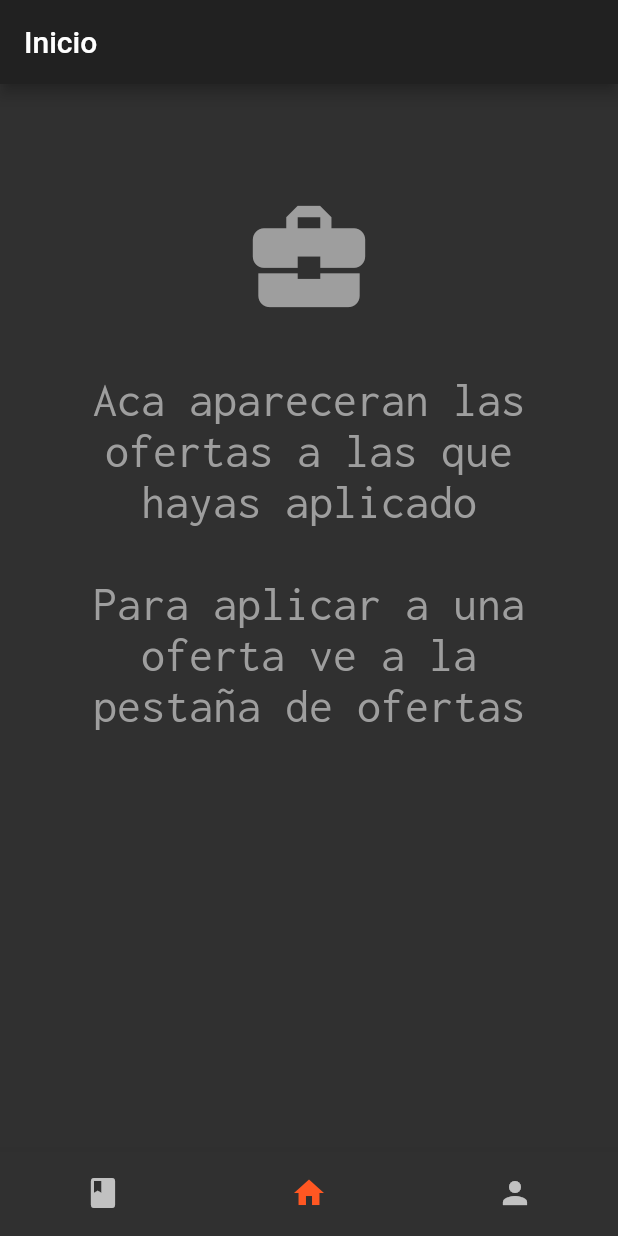
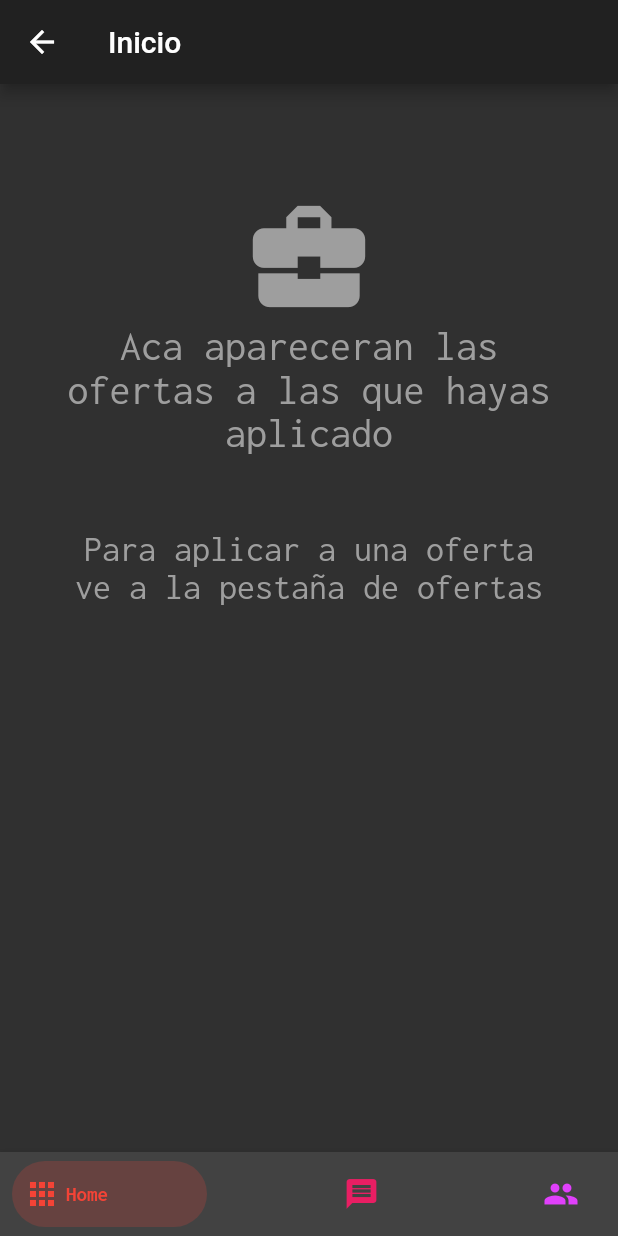
Before and after one commit to checholini/employement_app, a Flutter app: the screen it shows after launch, after a tap on "Login", on a phone screen of 412 x 824 dp. Run offline on Flutter 3.47's test engine with Material 2 defaults, Android fonts, the phone set to English and light mode, and no system bars; drawn by our look-alikes of bottom_navy_bar; our stand-ins replace google_fonts.

Commit message:
Added animations.

```diff
--- a/lib/main.dart
+++ b/lib/main.dart
@@ -1,3 +1,4 @@
+import 'package:employement_app/pages/ColorLoader3.dart';
 import 'package:employement_app/pages/Details.dart';
 import 'package:employement_app/pages/MainView.dart';
 import 'package:employement_app/pages/cvPage.dart';
@@ -18,7 +19,7 @@ class MyApp extends StatelessWidget {
     return MaterialApp(
       title: 'Employement app',
       theme: dark,
-      home: LoginPage(),
+      home: ColorLoader3(),
       routes: {
         '/detalles': (context) => Detail(),
         '/cv': (context) => CvPage(),
--- /dev/null
+++ b/lib/pages/ColorLoader3.dart
@@ -0,0 +1,221 @@
+import 'package:employement_app/pages/LoginPage.dart';
+import "package:flutter/material.dart";
+import 'dart:math';
+
+class ColorLoader3 extends StatefulWidget {
+  final double radius;
+  final double dotRadius;
+
+  ColorLoader3({this.radius = 30.0, this.dotRadius = 3.0});
+
+  @override
+  _ColorLoader3State createState() => _ColorLoader3State();
+}
+
+class _ColorLoader3State extends State<ColorLoader3>
+    with SingleTickerProviderStateMixin {
+  Animation<double> animation_rotation;
+  Animation<double> animation_radius_in;
+  Animation<double> animation_radius_out;
+  AnimationController controller;
+
+  double radius;
+  double dotRadius;
+
+  @override
+  void initState() {
+    super.initState();
+
+    radius = widget.radius;
+    dotRadius = widget.dotRadius;
+
+    print(dotRadius);
+
+    controller = AnimationController(
+        lowerBound: 0.0,
+        upperBound: 1.0,
+        duration: const Duration(milliseconds: 3000),
+        vsync: this);
+
+    animation_rotation = Tween(begin: 0.0, end: 1.0).animate(
+      CurvedAnimation(
+        parent: controller,
+        curve: Interval(0.0, 1.0, curve: Curves.linear),
+      ),
+    );
+
+    animation_radius_in = Tween(begin: 1.0, end: 0.0).animate(
+      CurvedAnimation(
+        parent: controller,
+        curve: Interval(0.75, 1.0, curve: Curves.elasticIn),
+      ),
+    );
+
+    animation_radius_out = Tween(begin: 0.0, end: 1.0).animate(
+      CurvedAnimation(
+        parent: controller,
+        curve: Interval(0.0, 0.25, curve: Curves.elasticOut),
+      ),
+    );
+
+    controller.addListener(() {
+      if (controller.isCompleted) {
+        Navigator.of(context).pop();
+        Navigator.of(context).push(
+          MaterialPageRoute(builder: (context) => LoginPage()),
+        );
+      }
+      setState(() {
+        if (controller.value >= 0.75 && controller.value <= 1.0)
+          radius = widget.radius * animation_radius_in.value;
+        else if (controller.value >= 0.0 && controller.value <= 0.25)
+          radius = widget.radius * animation_radius_out.value;
+      });
+    });
+
+    controller.addStatusListener((status) {
+      if (status == AnimationStatus.completed) {
+        Navigator.of(context).pop();
+        Navigator.of(context).push(
+          MaterialPageRoute(builder: (context) => LoginPage()),
+        );
+      }
+    });
+
+    controller.forward();
+  }
+
+  @override
+  Widget build(BuildContext context) {
+    return Container(
+      width: 100.0,
+      height: 100.0,
+      //color: Colors.black12,
+      child: new Center(
+        child: new RotationTransition(
+          turns: animation_rotation,
+          child: new Container(
+            //color: Colors.limeAccent,
+            child: new Center(
+              child: Stack(
+                children: <Widget>[
+                  new Transform.translate(
+                    offset: Offset(0.0, 0.0),
+                    child: Dot(
+                      radius: radius,
+                      color: Colors.black12,
+                    ),
+                  ),
+                  new Transform.translate(
+                    child: Dot(
+                      radius: dotRadius,
+                      color: Colors.amber,
+                    ),
+                    offset: Offset(
+                      radius * cos(0.0),
+                      radius * sin(0.0),
+                    ),
+                  ),
+                  new Transform.translate(
+                    child: Dot(
+                      radius: dotRadius,
+                      color: Colors.deepOrangeAccent,
+                    ),
+                    offset: Offset(
+                      radius * cos(0.0 + 1 * pi / 4),
+                      radius * sin(0.0 + 1 * pi / 4),
+                    ),
+                  ),
+                  new Transform.translate(
+                    child: Dot(
+                      radius: dotRadius,
+                      color: Colors.pinkAccent,
+                    ),
+                    offset: Offset(
+                      radius * cos(0.0 + 2 * pi / 4),
+                      radius * sin(0.0 + 2 * pi / 4),
+                    ),
+                  ),
+                  new Transform.translate(
+                    child: Dot(
+                      radius: dotRadius,
+                      color: Colors.purple,
+                    ),
+                    offset: Offset(
+                      radius * cos(0.0 + 3 * pi / 4),
+                      radius * sin(0.0 + 3 * pi / 4),
+                    ),
+                  ),
+                  new Transform.translate(
+                    child: Dot(
+                      radius: dotRadius,
+                      color: Colors.yellow,
+                    ),
+                    offset: Offset(
+                      radius * cos(0.0 + 4 * pi / 4),
+                      radius * sin(0.0 + 4 * pi / 4),
+                    ),
+                  ),
+                  new Transform.translate(
+                    child: Dot(
+                      radius: dotRadius,
+                      color: Colors.lightGreen,
+                    ),
+                    offset: Offset(
+                      radius * cos(0.0 + 5 * pi / 4),
+                      radius * sin(0.0 + 5 * pi / 4),
+                    ),
+                  ),
+                  new Transform.translate(
+                    child: Dot(
+                      radius: dotRadius,
+                      color: Colors.orangeAccent,
+                    ),
+                    offset: Offset(
+                      radius * cos(0.0 + 6 * pi / 4),
+                      radius * sin(0.0 + 6 * pi / 4),
+                    ),
+                  ),
+                  new Transform.translate(
+                    child: Dot(
+                      radius: dotRadius,
+                      color: Colors.blueAccent,
+                    ),
+                    offset: Offset(
+                      radius * cos(0.0 + 7 * pi / 4),
+                      radius * sin(0.0 + 7 * pi / 4),
+                    ),
+                  ),
+                ],
+              ),
+            ),
+          ),
+        ),
+      ),
+    );
+  }
+
+  @override
+  void dispose() {
+    controller.dispose();
+    super.dispose();
+  }
+}
+
+class Dot extends StatelessWidget {
+  final double radius;
+  final Color color;
+
+  Dot({this.radius, this.color});
+
+  @override
+  Widget build(BuildContext context) {
+    return new Center(
+      child: Container(
+        width: radius,
+        height: radius,
+        decoration: BoxDecoration(color: color, shape: BoxShape.circle),
+      ),
+    );
+  }
+}
--- a/lib/pages/HomePage.dart
+++ b/lib/pages/HomePage.dart
@@ -1,3 +1,4 @@
+import 'package:bottom_navy_bar/bottom_navy_bar.dart';
 import 'package:employement_app/pages/Offers.dart';
 import 'package:employement_app/pages/Profile.dart';
 import 'package:flutter/material.dart';
@@ -14,36 +15,46 @@ class HomePage extends StatefulWidget {
 }
 
 class HomeState extends State<HomePage> {
-  int _currentPage = 1;
+  int _currentPage = 2;
+  PageController _pageController = new PageController();
 
-  List<Widget> _pages = [Offers(), MainView(), Profile()];
+  List<Widget> _pages = [MainView(), Offers(), Profile()];
 
   @override
   Widget build(BuildContext context) {
     return Scaffold(
-      body: _pages[_currentPage],
-      bottomNavigationBar: BottomNavigationBar(
-        showSelectedLabels: false,
-        showUnselectedLabels: false,
-        type: BottomNavigationBarType.fixed,
-        items: [
-          _bottomIcons(Icons.book),
-          _bottomIcons(Icons.home),
-          _bottomIcons(Icons.person),
-        ],
-        onTap: _changePage,
-        currentIndex: _currentPage,
-      ),
-    );
-  }
-
-  void _changePage(int index) {
-    setState(() {
-      _currentPage = index;
-    });
+        body: SizedBox.expand(
+          child: PageView(
+            controller: _pageController,
+            onPageChanged: (index) {
+              print(index);
+              setState(() => _currentPage = index);
+            },
+            children: _pages,
+          ),
+        ),
+        bottomNavigationBar: BottomNavyBar(
+          currentIndex: _currentPage,
+          onItemSelected: (index) => setState(() {
+            _currentPage = index;
+            _pageController.animateToPage(index,
+                duration: Duration(milliseconds: 300), curve: Curves.ease);
+          }),
+          items: [
+            BottomNavyBarItem(
+              icon: Icon(Icons.apps),
+              title: Text('Home'),
+              activeColor: Colors.red,
+            ),
+            BottomNavyBarItem(
+                icon: Icon(Icons.message),
+                title: Text('Ofertas'),
+                activeColor: Colors.pink),
+            BottomNavyBarItem(
+                icon: Icon(Icons.people),
+                title: Text('Perfil'),
+                activeColor: Colors.purpleAccent),
+          ],
+        ));
   }
 }
-
-BottomNavigationBarItem _bottomIcons(IconData icon) {
-  return BottomNavigationBarItem(icon: Icon(icon), title: Text(""));
-}
--- a/lib/pages/LoginPage.dart
+++ b/lib/pages/LoginPage.dart
@@ -41,10 +41,25 @@ class LoginState extends State<LoginPage> {
         minWidth: MediaQuery.of(context).size.width,
         padding: EdgeInsets.fromLTRB(20.0, 15.0, 20.0, 15.0),
         onPressed: () {
-          Navigator.pushReplacement(
-            context,
-            new MaterialPageRoute(builder: (context) => HomePage()),
-          );
+          Navigator.push(
+              context,
+              PageRouteBuilder(
+                  transitionDuration: Duration(milliseconds: 500),
+                  transitionsBuilder: (BuildContext context,
+                      Animation<double> animation,
+                      Animation<double> secanimation,
+                      Widget child) {
+                    return ScaleTransition(
+                      scale: animation,
+                      child: child,
+                      alignment: Alignment.center,
+                    );
+                  },
+                  pageBuilder: (BuildContext context,
+                      Animation<double> animation,
+                      Animation<double> secanimation) {
+                    return HomePage();
+                  }));
         },
         child: Text("Login",
             textAlign: TextAlign.center,
@@ -71,8 +86,8 @@ class LoginState extends State<LoginPage> {
     );
 
     return Scaffold(
-        body: SingleChildScrollView(
-      child: Center(
+      body: SingleChildScrollView(
+        child: Center(
           child: Padding(
             padding: const EdgeInsets.all(36.0),
             child: Column(
--- a/lib/pages/MainView.dart
+++ b/lib/pages/MainView.dart
@@ -42,29 +42,41 @@ class MainState extends State<MainView> {
   }
 
   determineDualView() {
-    if(_ofertasAceptadas.length == 0){
-      return Center(
+    if (_ofertasAceptadas.length == 0) {
+      return SingleChildScrollView(
+          child: Center(
         child: Padding(
           padding: EdgeInsets.symmetric(horizontal: 40, vertical: 70),
-          child: Column(
+          child: SingleChildScrollView(
+              child: Column(
             children: <Widget>[
               Icon(
                 Icons.business_center,
                 size: 90,
                 color: Colors.grey,
               ),
-              Text(
-                '\nAca apareceran las ofertas a las que hayas aplicado\n\nPara aplicar a una oferta ve a la pestaña de ofertas',
+              SingleChildScrollView(
+                  child: Text(
+                'Aca apareceran las ofertas a las que hayas aplicado',
                 textAlign: TextAlign.center,
                 style: TextStyle(
-                  fontSize: 32,
+                  fontSize: 16,
                   color: Colors.grey,
                 ),
-              ),
+              )),
+              SingleChildScrollView(
+                  child: Text(
+                'Para aplicar a una oferta ve a la pestaña de ofertas',
+                textAlign: TextAlign.center,
+                style: TextStyle(
+                  fontSize: 16,
+                  color: Colors.grey,
+                ),
+              )),
             ],
-          ),
+          )),
         ),
-      );
+      ));
     }
     return Row(
       children: <Widget>[
@@ -85,33 +97,44 @@ class MainState extends State<MainView> {
         ),
       ],
     );
-
   }
 
   determineSingleView() {
     if (_ofertasAceptadas.length == 0) {
-      return Center(
+            return SingleChildScrollView(
+          child: Center(
         child: Padding(
           padding: EdgeInsets.symmetric(horizontal: 40, vertical: 70),
-          child: Column(
+          child: SingleChildScrollView(
+              child: Column(
             children: <Widget>[
               Icon(
                 Icons.business_center,
                 size: 90,
                 color: Colors.grey,
               ),
-              Text(
-                '\nAca apareceran las ofertas a las que hayas aplicado\n\nPara aplicar a una oferta ve a la pestaña de ofertas',
+              SingleChildScrollView(
+                  child: Text(
+                'Aca apareceran las ofertas a las que hayas aplicado',
                 textAlign: TextAlign.center,
                 style: TextStyle(
-                  fontSize: 32,
+                  fontSize: 28,
                   color: Colors.grey,
                 ),
-              ),
+              )),
+              SingleChildScrollView(
+                  child: Text(
+                '\n\nPara aplicar a una oferta ve a la pestaña de ofertas',
+                textAlign: TextAlign.center,
+                style: TextStyle(
+                  fontSize: 24,
+                  color: Colors.grey,
+                ),
+              )),
             ],
-          ),
+          )),
         ),
-      );
+      ));
     } else {
       return itemList(false);
     }
--- a/pubspec.yaml
+++ b/pubspec.yaml
@@ -24,6 +24,7 @@ dependencies:
   # Use with the CupertinoIcons class for iOS style icons.
   cupertino_icons: ^0.1.2
   google_fonts: ^1.0.0
+  bottom_navy_bar: ^3.0.0
 
 dev_dependencies:
   flutter_test:
```
Also changed, not shown: pubspec.lock.
